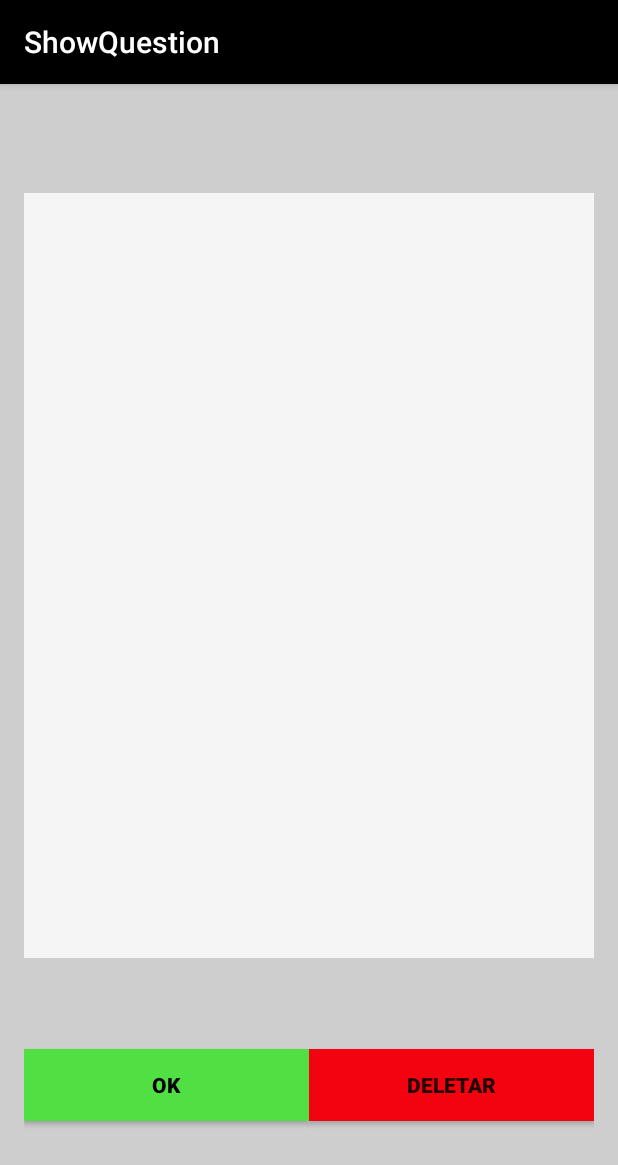
After one commit to YukiFujii/Prototipo_Mupi_App, an Android app: the ShowQuestion screen opened directly, with no data from a screen before it, on a phone screen of 412 x 824 dp. The commit adds this screen. Shown: the top 1165 px of the screen. Run offline under Robolectric (Android 15) with nearby library versions, the phone set to English and light mode, and no system bars.

Commit message:
Project done! Test OK. With option show saved questions. Version 1.2

```diff
--- a/app/src/main/AndroidManifest.xml
+++ b/app/src/main/AndroidManifest.xml
@@ -33,6 +33,10 @@
         <activity
             android:name=".SavedQuestions"
             android:label="@string/title_activity_saved_questions"
+            android:theme="@style/AppTheme.NoActionBar" />
+        <activity
+            android:name=".ShowQuestion"
+            android:label="@string/title_activity_show_question"
             android:theme="@style/AppTheme.NoActionBar"></activity>
     </application>
 
--- /dev/null
+++ b/app/src/main/java/com/example/yuki/prototipo/ShowQuestion.java
@@ -0,0 +1,22 @@
+package com.example.yuki.prototipo;
+
+import android.os.Bundle;
+import android.support.design.widget.FloatingActionButton;
+import android.support.design.widget.Snackbar;
+import android.support.v7.app.AppCompatActivity;
+import android.support.v7.widget.Toolbar;
+import android.view.View;
+
+public class ShowQuestion extends AppCompatActivity {
+
+    @Override
+    protected void onCreate(Bundle savedInstanceState) {
+        super.onCreate(savedInstanceState);
+        setContentView(R.layout.activity_show_question);
+        Toolbar toolbar = (Toolbar) findViewById(R.id.toolbar);
+        setSupportActionBar(toolbar);
+
+
+    }
+
+}
--- /dev/null
+++ b/app/src/main/res/layout/activity_show_question.xml
@@ -0,0 +1,26 @@
+<?xml version="1.0" encoding="utf-8"?>
+<android.support.design.widget.CoordinatorLayout xmlns:android="http://schemas.android.com/apk/res/android"
+    xmlns:app="http://schemas.android.com/apk/res-auto"
+    xmlns:tools="http://schemas.android.com/tools"
+    android:layout_width="match_parent"
+    android:layout_height="match_parent"
+    android:fitsSystemWindows="true"
+    tools:context="com.example.yuki.prototipo.ShowQuestion">
+
+    <android.support.design.widget.AppBarLayout
+        android:layout_width="match_parent"
+        android:layout_height="wrap_content"
+        android:theme="@style/AppTheme.AppBarOverlay">
+
+        <android.support.v7.widget.Toolbar
+            android:id="@+id/toolbar"
+            android:layout_width="match_parent"
+            android:layout_height="?attr/actionBarSize"
+            android:background="@android:color/background_dark"
+            app:popupTheme="@style/AppTheme.PopupOverlay" />
+
+    </android.support.design.widget.AppBarLayout>
+
+    <include layout="@layout/content_show_question" />
+
+</android.support.design.widget.CoordinatorLayout>
--- a/app/src/main/res/layout/content_home.xml
+++ b/app/src/main/res/layout/content_home.xml
@@ -25,5 +25,6 @@
         android:text="Vizualizar questões salvas"
         android:layout_width="match_parent"
         android:layout_height="wrap_content"
-        android:id="@+id/btnVisualizarQuestoesSalvas" />
+        android:id="@+id/btnVisualizarQuestoesSalvas"
+        android:onClick="chamarVisualizarQuestoes"/>
 </LinearLayout>
--- /dev/null
+++ b/app/src/main/res/layout/content_show_question.xml
@@ -0,0 +1,83 @@
+<?xml version="1.0" encoding="utf-8"?>
+<LinearLayout xmlns:android="http://schemas.android.com/apk/res/android"
+    xmlns:app="http://schemas.android.com/apk/res-auto"
+    xmlns:tools="http://schemas.android.com/tools"
+    android:layout_width="match_parent"
+    android:layout_height="match_parent"
+    android:paddingBottom="@dimen/activity_vertical_margin"
+    android:paddingLeft="@dimen/activity_horizontal_margin"
+    android:paddingRight="@dimen/activity_horizontal_margin"
+    android:paddingTop="@dimen/activity_vertical_margin"
+    app:layout_behavior="@string/appbar_scrolling_view_behavior"
+    tools:showIn="@layout/activity_show_question"
+    android:orientation="vertical"
+    android:background="@color/colorBackground"
+    android:layout_alignParentBottom="false">
+
+    <LinearLayout
+        android:orientation="vertical"
+        android:layout_width="match_parent"
+        android:layout_height="match_parent"
+        android:layout_weight="3"
+        android:id="@+id/linearCabecalho">
+
+    </LinearLayout>
+
+    <LinearLayout
+        android:orientation="vertical"
+        android:layout_width="match_parent"
+        android:layout_height="match_parent"
+        android:layout_weight="1"
+        android:id="@+id/linearCorpo"
+        android:background="@color/material_grey_100">
+
+        <LinearLayout
+            android:orientation="vertical"
+            android:layout_width="match_parent"
+            android:layout_height="match_parent"
+            android:id="@+id/linearPergunta"
+            android:layout_weight="1">
+
+            <TextView
+                android:layout_width="match_parent"
+                android:layout_height="wrap_content"
+                android:textAppearance="?android:attr/textAppearanceMedium"
+                android:id="@+id/txtShowQuestion"
+                android:textColor="#000000"
+                android:textSize="20dp" />
+        </LinearLayout>
+
+    </LinearLayout>
+
+    <LinearLayout
+        android:orientation="horizontal"
+        android:layout_width="match_parent"
+        android:layout_height="match_parent"
+        android:layout_weight="2.5"
+        android:id="@+id/linearRodape">
+
+        <Button
+            android:layout_width="match_parent"
+            android:layout_height="wrap_content"
+            android:text="OK"
+            android:id="@+id/btnOk"
+            android:onClick="btnSave"
+            android:layout_weight="1"
+            android:layout_gravity="center_vertical"
+            android:background="@color/buttonSalvar"
+            android:textStyle="normal|bold"
+            android:textColor="@android:color/black" />
+
+        <Button
+            android:layout_width="match_parent"
+            android:layout_height="wrap_content"
+            android:text="Deletar"
+            android:id="@+id/btnDelete"
+            android:onClick="btnDiscart"
+            android:layout_weight="1"
+            android:layout_gravity="center_vertical"
+            android:background="@color/buttonDescartar"
+            android:textStyle="normal|bold" />
+
+    </LinearLayout>
+</LinearLayout>
--- a/app/src/main/res/values/strings.xml
+++ b/app/src/main/res/values/strings.xml
@@ -17,4 +17,5 @@
     <string name="project_name">Prototipo</string>
     <string name="title_activity_home">Home</string>
     <string name="title_activity_saved_questions">SavedQuestions</string>
+    <string name="title_activity_show_question">ShowQuestion</string>
 </resources>
```
Also changed, not shown: app/src/main/java/com/example/yuki/prototipo/MainActivity.java (+13 -10 lines), app/src/main/java/com/example/yuki/prototipo/Question.java (+13 -1 lines), app/src/main/java/com/example/yuki/prototipo/SavedQuestions.java (+58 -1 lines), app/src/main/java/com/example/yuki/prototipo/sql/Question_Repository.java (+25 -0 lines), app/src/main/java/com/example/yuki/prototipo/sql/Selected_Questions.java (+7 -4 lines).
